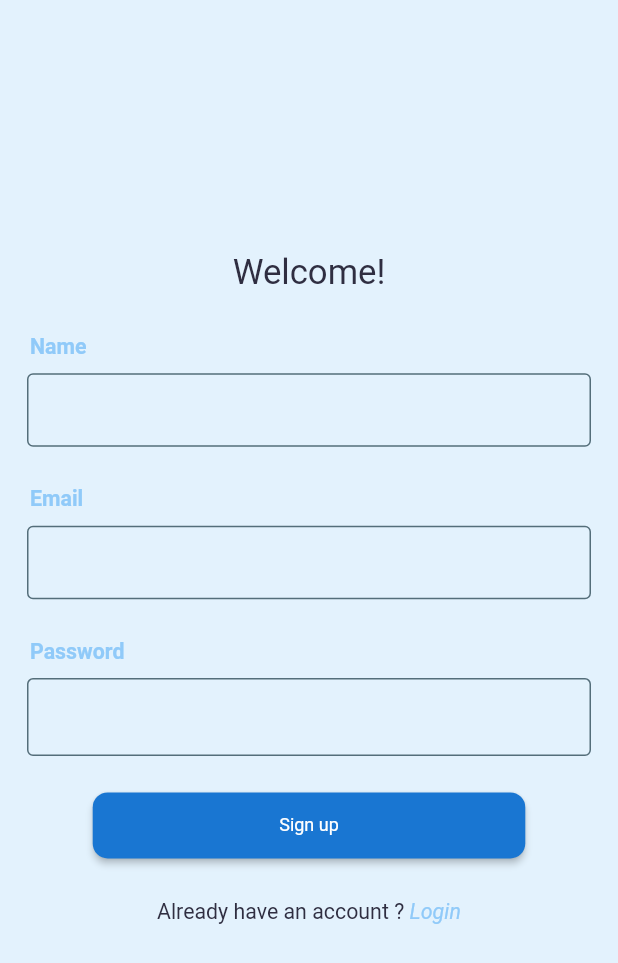
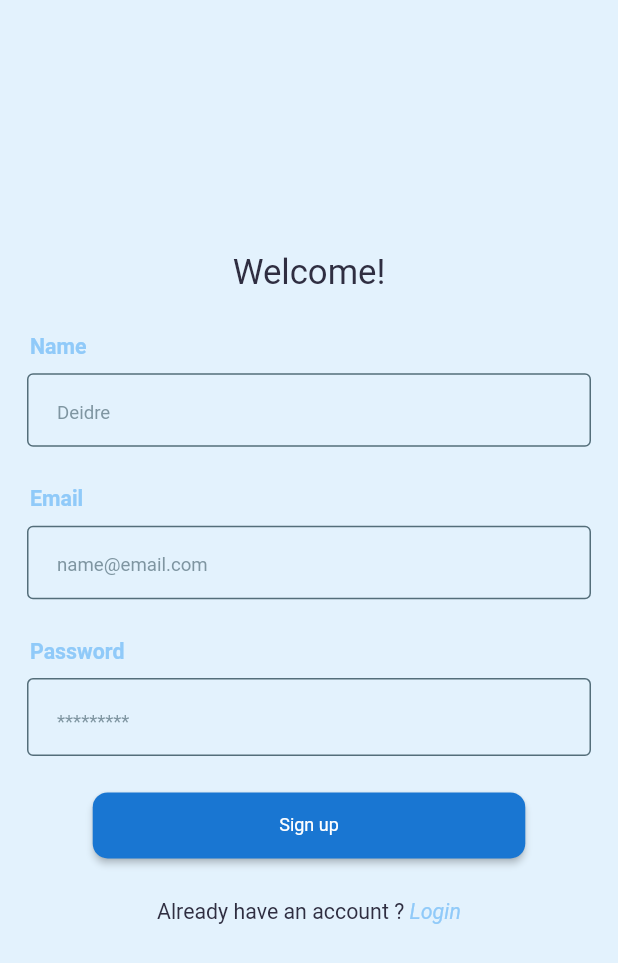
Before and after one commit to NBG-nero/Vendi, a Flutter app: the SignUpscreen screen opened by its route, on a phone screen of 412 x 824 dp. Shown: the top 963 px of the screen. Run offline on Flutter 3.47's test engine with Material 2 defaults, Android fonts, the phone set to English and light mode, and no system bars; our stand-ins replace auto_route, cached_network_image, cloud_firestore, dots_indicator, firebase_auth, firebase_core and 9 more; accounts and stored records are empty.

Commit message:
feat: minor untested changes

```diff
--- a/lib/models/user.dart
+++ b/lib/models/user.dart
@@ -1,7 +1,9 @@
 import 'package:json_annotation/json_annotation.dart';
 part 'user.g.dart';
 @JsonSerializable()
-class UserModel {
+
+ enum Usertype{admin, user}
+ class UserModel {
   String? name;
   String? email;
   String? password;
--- a/lib/screens/auth/sign_up/sign_up.dart
+++ b/lib/screens/auth/sign_up/sign_up.dart
@@ -5,6 +5,7 @@ import 'package:stacked/stacked.dart';
 import 'package:vendi/screens/auth/sign_up/sign_up_view_model.dart';
 import 'package:vendi/utilities/constants/colors.dart';
 
+import '../../../models/user.dart';
 import '../../../routes/router.gr.dart';
 import '../../../utilities/margins/margins.dart';
 import '../../../utilities/value_validators.dart';
@@ -53,6 +54,7 @@ class _SignUpscreenState extends State<SignUpscreen> {
                                     AutovalidateMode.onUserInteraction,
                                 labelText: 'Name',
                                 hintText: 'Deidre',
+                                hintColor: VendiColors.exColor.withOpacity(0.7),
                                 controller: model.nameCtrl,
                                 validator: (val) =>
                                     ValueValidator().validateName(val),
@@ -65,6 +67,7 @@ class _SignUpscreenState extends State<SignUpscreen> {
                                     AutovalidateMode.onUserInteraction,
                                 labelText: 'Email',
                                 hintText: "name@email.com",
+                                hintColor: VendiColors.exColor.withOpacity(0.7),
                                 controller: model.emailCtrl,
                                 validator: (val) =>
                                     ValueValidator().validateEmail(val),
@@ -77,6 +80,7 @@ class _SignUpscreenState extends State<SignUpscreen> {
                                     AutovalidateMode.onUserInteraction,
                                 labelText: 'Password',
                                 hintText: '*********',
+                                hintColor: VendiColors.exColor.withOpacity(0.7),
                                 controller: model.passwordCtrl,
                                 validator: (val) =>
                                     ValueValidator().validatePassword(val),
@@ -93,9 +97,31 @@ class _SignUpscreenState extends State<SignUpscreen> {
                               ),
                               YMargin(25.h),
                               VButton(
-                                onPressed: () {},
+                                onPressed: () {
+                                  if (model.formKey.currentState!.validate()) {
+                                    model.setBusy(true);
+                                    model.signUp(
+                                        model.nameCtrl.text,
+                                        model.emailCtrl.text,
+                                        model.passwordCtrl.text,
+                                        'user',
+                                        context);
+                                  } else {
+                                    AutovalidateMode.onUserInteraction;
+                                  }
+                                },
                                 width: MediaQuery.of(context).size.width * 0.7,
-                                buttontext: 'Sign up',
+                                child: model.isBusy
+                                    ? const CircularProgressIndicator.adaptive(
+                                        valueColor:
+                                            AlwaysStoppedAnimation<Color>(
+                                                Colors.white),
+                                      )
+                                    : Text('Sign up',
+                                        style: Theme.of(context)
+                                            .textTheme
+                                            .labelMedium
+                                            ?.copyWith(color: Colors.white)),
                               ),
                             ],
                           ),
--- a/lib/screens/auth/sign_up/sign_up_view_model.dart
+++ b/lib/screens/auth/sign_up/sign_up_view_model.dart
@@ -8,13 +8,13 @@ import 'package:flutter/material.dart';
 import 'package:flutter/services.dart';
 import 'package:vendi/utilities/utils.dart';
 
+import '../../../models/models.dart';
 import '../../../routes/router.gr.dart';
 import '../../../services/authservice.dart';
 import '../../../services/firebase_service.dart';
 import '../../base_model.dart';
 
 class SignUpViewModel extends BaseModel {
-
   final formKey = GlobalKey<FormState>();
 
   TextEditingController nameCtrl = TextEditingController();
--- a/lib/widgets/custom_textfield.dart
+++ b/lib/widgets/custom_textfield.dart
@@ -1,10 +1,12 @@
 import 'package:flutter/material.dart';
 import 'package:flutter_screenutil/flutter_screenutil.dart';
+
 import 'package:vendi/utilities/constants/colors.dart';
 
 import '../utilities/margins/margins.dart';
 
 class VTextField extends StatelessWidget {
+  final Color? hintColor;
   final String? hintText;
   final String? labelText;
   final String? errorText;
@@ -19,6 +21,7 @@ class VTextField extends StatelessWidget {
   final AutovalidateMode? autovalidateMode;
   const VTextField({
     Key? key,
+    this.hintColor,
     this.hintText,
     this.labelText,
     this.errorText,
@@ -68,7 +71,7 @@ class VTextField extends StatelessWidget {
           decoration: InputDecoration(
             hintStyle: TextStyle(
                 fontSize: 14.sp,
-                color: VendiColors.primaryColor.withOpacity(0.7)),
+                color: hintColor?? VendiColors.primaryColor.withOpacity(0.7) ),
             contentPadding: const EdgeInsets.fromLTRB(20, 15, 20, 15),
             errorText: errorText,
             errorMaxLines: 3,
```
